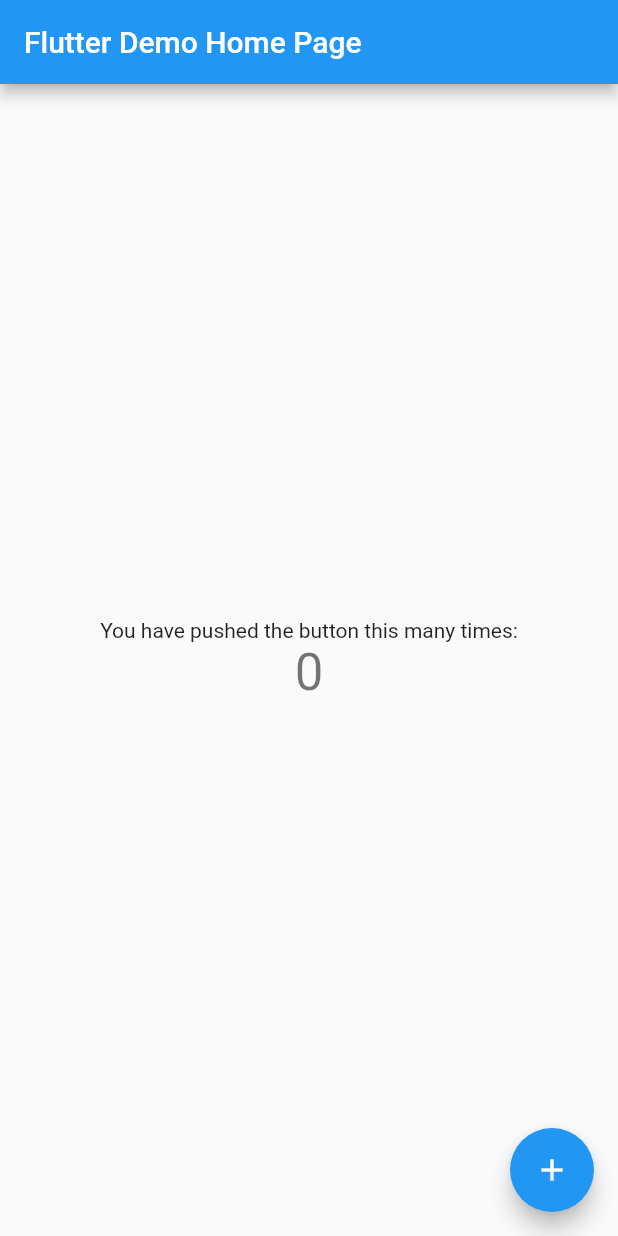
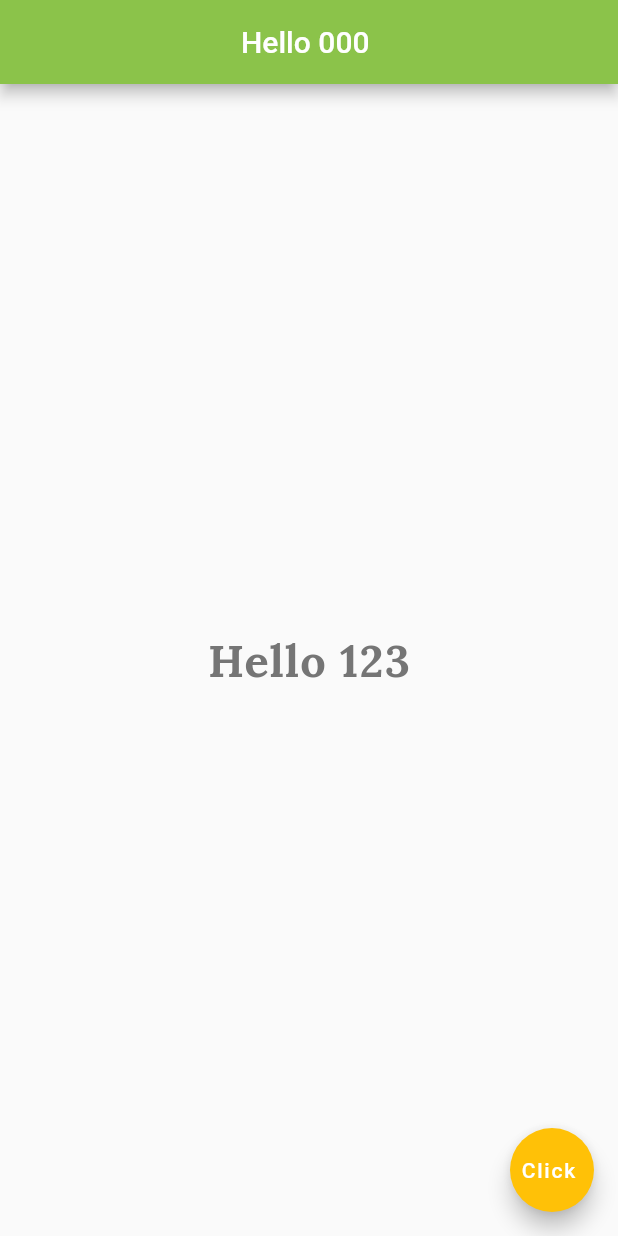
Before and after one commit to MrFarhan/Getting-started-with-flutter, a Flutter app: the screen it shows after launch, on a phone screen of 412 x 824 dp. Run offline on Flutter 3.47's test engine with Material 2 defaults, Android fonts, the phone set to English and light mode, and no system bars.

Commit message:
Created stateless widget and added Lora font

```diff
--- a/analysis_options.yaml
+++ b/analysis_options.yaml
@@ -22,6 +22,8 @@ linter:
   # `// ignore_for_file: name_of_lint` syntax on the line or in the file
   # producing the lint.
   rules:
+    prefer_const_constructors : false
+
     # avoid_print: false  # Uncomment to disable the `avoid_print` rule
     # prefer_single_quotes: true  # Uncomment to enable the `prefer_single_quotes` rule
 
--- a/lib/main.dart
+++ b/lib/main.dart
@@ -1,115 +1,35 @@
+// ignore_for_file: prefer_const_constructors
 import 'package:flutter/material.dart';
 
-void main() {
-  runApp(const MyApp());
-}
+void main() => runApp(MaterialApp(home: Home()));
 
-class MyApp extends StatelessWidget {
-  const MyApp({Key? key}) : super(key: key);
+class Home extends StatelessWidget {
+  // const Home({Key? key}) : super(key: key);
 
-  // This widget is the root of your application.
   @override
   Widget build(BuildContext context) {
-    return MaterialApp(
-      title: 'Flutter Demo',
-      theme: ThemeData(
-        // This is the theme of your application.
-        //
-        // Try running your application with "flutter run". You'll see the
-        // application has a blue toolbar. Then, without quitting the app, try
-        // changing the primarySwatch below to Colors.green and then invoke
-        // "hot reload" (press "r" in the console where you ran "flutter run",
-        // or simply save your changes to "hot reload" in a Flutter IDE).
-        // Notice that the counter didn't reset back to zero; the application
-        // is not restarted.
-        primarySwatch: Colors.blue,
+    return Scaffold(
+      appBar: AppBar(
+          title: Text('Hello 000 '),
+          centerTitle: true,
+          backgroundColor: Colors.lightGreen),
+      body: Center(
+          child: Text(
+        'Hello 123',
+        style: TextStyle(
+            fontSize: 30.0,
+            fontWeight: FontWeight.bold,
+            letterSpacing: 0.8,
+            fontFamily: 'Lora',
+            color: Colors.grey[600]),
+      )),
+      floatingActionButton: FloatingActionButton(
+        backgroundColor: Colors.amber,
+        onPressed: () {
+          // Respond to button press
+        },
+        child: Text('Click '),
       ),
-      home: const MyHomePage(title: 'Flutter Demo Home Page'),
     );
   }
 }
-
-class MyHomePage extends StatefulWidget {
-  const MyHomePage({Key? key, required this.title}) : super(key: key);
-
-  // This widget is the home page of your application. It is stateful, meaning
-  // that it has a State object (defined below) that contains fields that affect
-  // how it looks.
-
-  // This class is the configuration for the state. It holds the values (in this
-  // case the title) provided by the parent (in this case the App widget) and
-  // used by the build method of the State. Fields in a Widget subclass are
-  // always marked "final".
-
-  final String title;
-
-  @override
-  State<MyHomePage> createState() => _MyHomePageState();
-}
-
-class _MyHomePageState extends State<MyHomePage> {
-  int _counter = 0;
-
-  void _incrementCounter() {
-    setState(() {
-      // This call to setState tells the Flutter framework that something has
-      // changed in this State, which causes it to rerun the build method below
-      // so that the display can reflect the updated values. If we changed
-      // _counter without calling setState(), then the build method would not be
-      // called again, and so nothing would appear to happen.
-      _counter++;
-    });
-  }
-
-  @override
-  Widget build(BuildContext context) {
-    // This method is rerun every time setState is called, for instance as done
-    // by the _incrementCounter method above.
-    //
-    // The Flutter framework has been optimized to make rerunning build methods
-    // fast, so that you can just rebuild anything that needs updating rather
-    // than having to individually change instances of widgets.
-    return Scaffold(
-      appBar: AppBar(
-        // Here we take the value from the MyHomePage object that was created by
-        // the App.build method, and use it to set our appbar title.
-        title: Text(widget.title),
-      ),
-      body: Center(
-        // Center is a layout widget. It takes a single child and positions it
-        // in the middle of the parent.
-        child: Column(
-          // Column is also a layout widget. It takes a list of children and
-          // arranges them vertically. By default, it sizes itself to fit its
-          // children horizontally, and tries to be as tall as its parent.
-          //
-          // Invoke "debug painting" (press "p" in the console, choose the
-          // "Toggle Debug Paint" action from the Flutter Inspector in Android
-          // Studio, or the "Toggle Debug Paint" command in Visual Studio Code)
-          // to see the wireframe for each widget.
-          //
-          // Column has various properties to control how it sizes itself and
-          // how it positions its children. Here we use mainAxisAlignment to
-          // center the children vertically; the main axis here is the vertical
-          // axis because Columns are vertical (the cross axis would be
-          // horizontal).
-          mainAxisAlignment: MainAxisAlignment.center,
-          children: <Widget>[
-            const Text(
-              'You have pushed the button this many times:',
-            ),
-            Text(
-              '$_counter',
-              style: Theme.of(context).textTheme.headline4,
-            ),
-          ],
-        ),
-      ),
-      floatingActionButton: FloatingActionButton(
-        onPressed: _incrementCounter,
-        tooltip: 'Increment',
-        child: const Icon(Icons.add),
-      ), // This trailing comma makes auto-formatting nicer for build methods.
-    );
-  }
-}
```
Also changed, not shown: pubspec.yaml (+4 -11 lines), fonts/Lora-VariableFont_wght.ttf (added).
